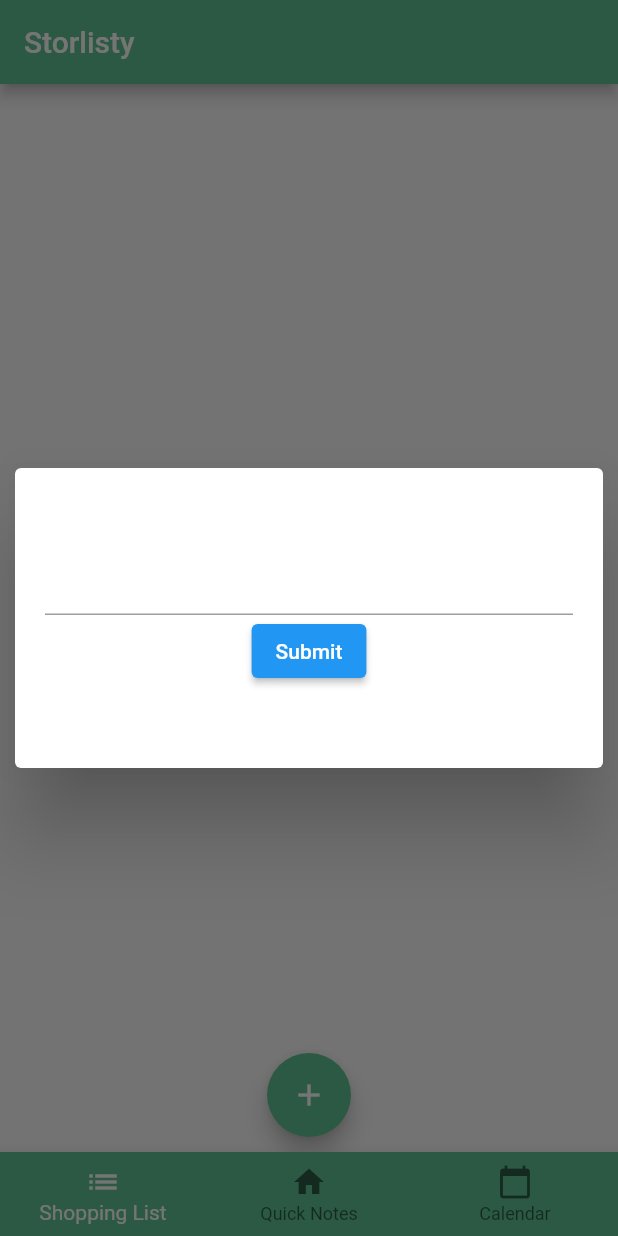
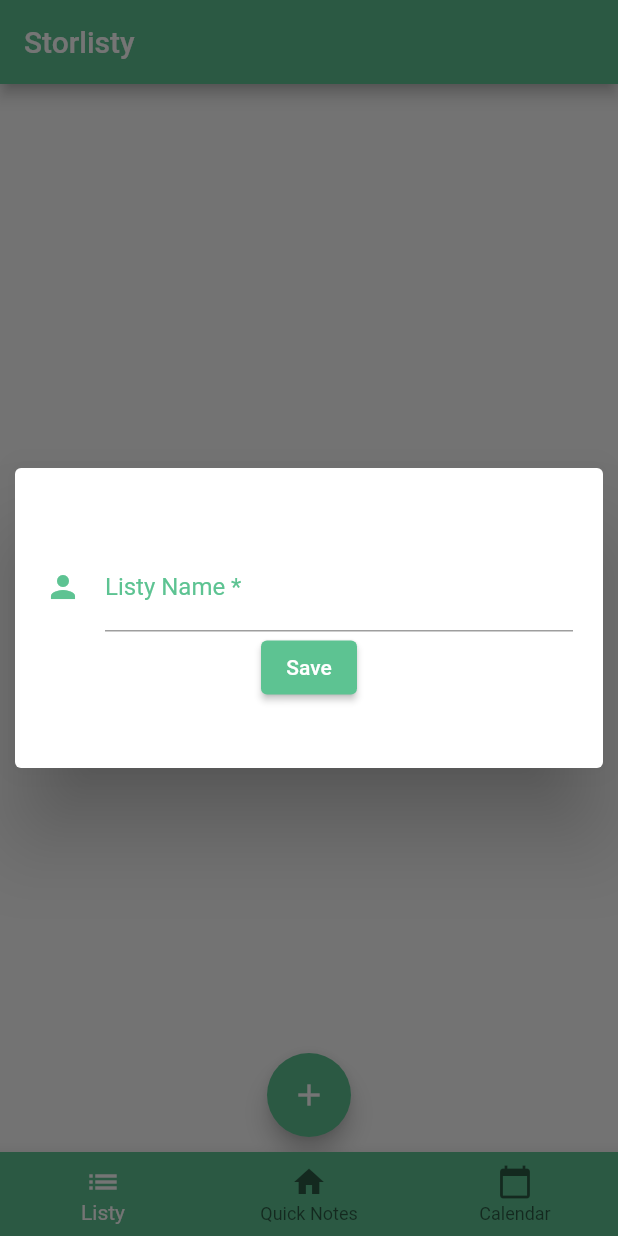
Before and after one commit to Dextavision/storlisty, a Flutter app: the screen it shows after launch, after a tap on the "add" icon, on a phone screen of 412 x 824 dp. Run offline on Flutter 3.47's test engine with Material 2 defaults, Android fonts, the phone set to English and light mode, and no system bars.

Commit message:
some code refactoring and styling of the form to add a new Listy

```diff
--- a/lib/views/home/home.dart
+++ b/lib/views/home/home.dart
@@ -11,7 +11,7 @@ class Home extends StatefulWidget {
 }
 
 class HomeState extends State<Home> {
-  int currentIndex = 0;
+  int _currentIndex = 0;
   final List<Widget> children = [
     ShoppingListHome(),
     QuickNotesHome(),
@@ -20,7 +20,7 @@ class HomeState extends State<Home> {
 
   void onTabTapped(int index) {
     setState(() {
-      currentIndex = index;
+      _currentIndex = index;
     });
   }
 
@@ -31,22 +31,19 @@ class HomeState extends State<Home> {
         title: Text('Storlisty'),
         backgroundColor: Color(0xff5DC392),
       ),
-      body: children[currentIndex],
+      body: children[_currentIndex],
       bottomNavigationBar: BottomNavigationBar(
         onTap: onTabTapped,
-        currentIndex: currentIndex,
+        currentIndex: _currentIndex,
         backgroundColor: Color(0xff5DC392),
         selectedItemColor: Colors.white,
         items: [
-          new BottomNavigationBarItem(
+          BottomNavigationBarItem(
             icon: Icon(Icons.list),
-            label: 'Shopping List',
+            label: 'Listy',
           ),
-          new BottomNavigationBarItem(
-              icon: Icon(Icons.home),
-              label: 'Quick Notes'
-          ),
-          new BottomNavigationBarItem(
+          BottomNavigationBarItem(icon: Icon(Icons.home), label: 'Quick Notes'),
+          BottomNavigationBarItem(
             icon: Icon(Icons.calendar_today),
             label: 'Calendar',
           )
--- a/lib/views/shoppingList/widgets/create_shopping_item_form.dart
+++ b/lib/views/shoppingList/widgets/create_shopping_item_form.dart
@@ -7,7 +7,7 @@ class CreateShoppingItemForm extends StatefulWidget {
 
 class _CreateShoppingItemFormState extends State<CreateShoppingItemForm> {
   final _formKey = GlobalKey<FormState>();
-  String name = "";
+  String listyName = "";
 
   @override
   Widget build(BuildContext contect) {
@@ -16,8 +16,17 @@ class _CreateShoppingItemFormState extends State<CreateShoppingItemForm> {
       child: Column(
         children: <Widget>[
           TextFormField(
+            decoration: InputDecoration(
+                icon: Icon(
+                  Icons.person,
+                  color: Color(0xff5DC392),
+                ),
+                hintText: 'Name your new awesome Listy!',
+                hintStyle: TextStyle(color: Color(0xff5DC392)),
+                labelText: 'Listy Name *',
+                labelStyle: TextStyle(color: Color(0xff5DC392))),
             onSaved: (String value) {
-              name = value;
+              listyName = value;
             },
             validator: (value) {
               if (value.isEmpty) {
@@ -25,6 +34,7 @@ class _CreateShoppingItemFormState extends State<CreateShoppingItemForm> {
               }
               return null;
             },
+            cursorColor: Color(0xff5DC392),
           ),
           ElevatedButton(
             onPressed: () {
@@ -33,7 +43,11 @@ class _CreateShoppingItemFormState extends State<CreateShoppingItemForm> {
                 print('Form is valid!');
               }
             },
-              child: Text('Submit'))
+            child: Text('Save'),
+            style: ElevatedButton.styleFrom(
+              primary: Color(0xff5DC392), // background
+            ),
+          ),
         ],
       ),
     );
```
Lines whose indentation alone changed are shown as unchanged.
